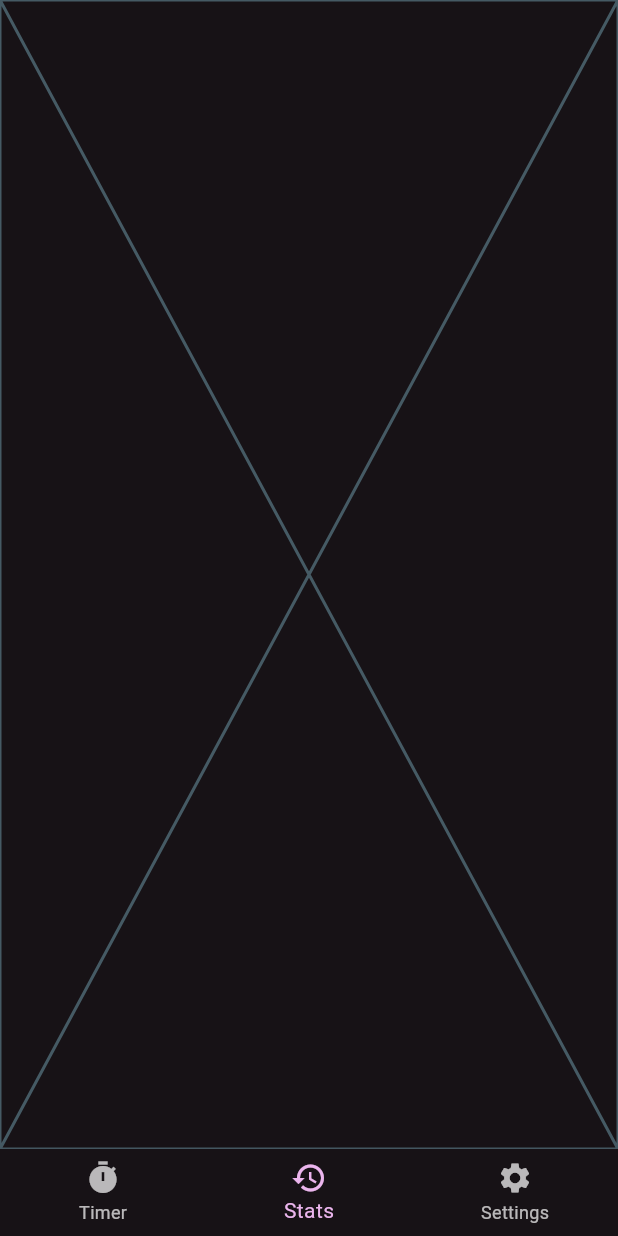
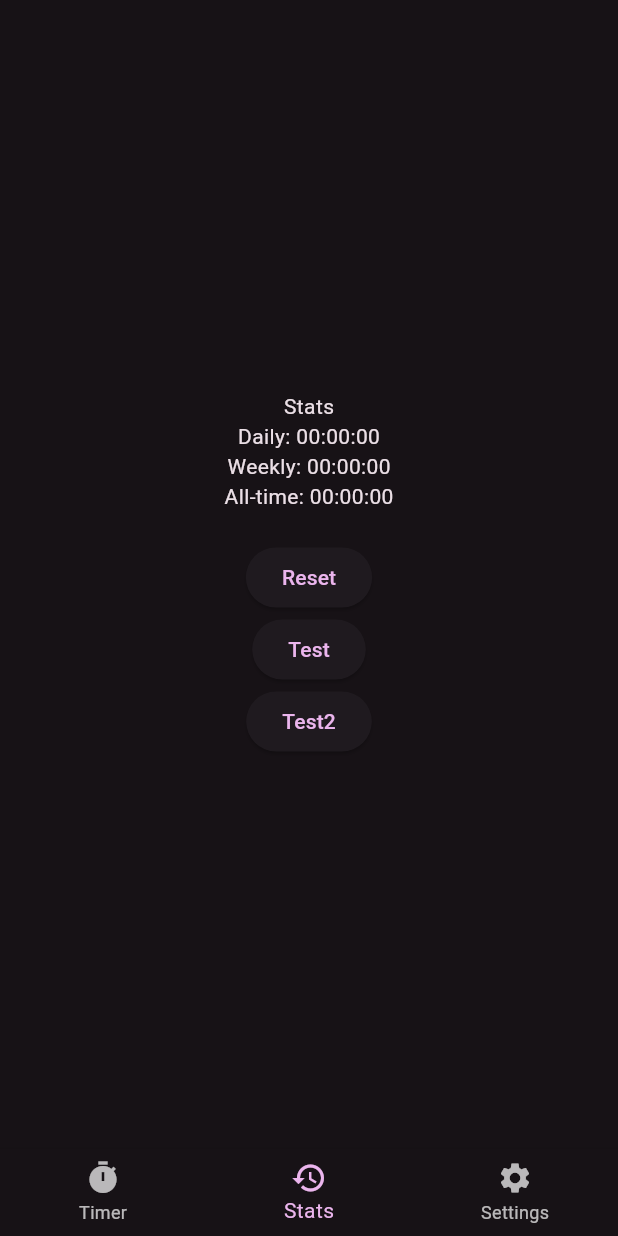
Before and after one commit to bepnos/Focuser, a Flutter app: the screen it shows after launch, item 2 of the bottom bar chosen, on a phone screen of 412 x 824 dp. Run offline on Flutter 3.47's test engine with Material 2 defaults, Android fonts, the phone set to English and light mode, and no system bars; our stand-ins replace shared_preferences.

Commit message:
very barebones stats page finished

```diff
--- a/lib/main.dart
+++ b/lib/main.dart
@@ -2,9 +2,18 @@ import 'dart:async';
 
 import 'package:flutter/material.dart';
 import "timer_page.dart";
+import "stats_page.dart";
+import 'package:shared_preferences/shared_preferences.dart';
+import 'package:provider/provider.dart';
+import 'package:focuser/study_data.dart';
 
 void main() {
-  runApp(const MyApp());
+  runApp(
+    ChangeNotifierProvider(
+      create: (context) => StudyData(),
+      child: MyApp(),
+    ),
+  );
 }
 
 class MyApp extends StatelessWidget {
@@ -23,58 +32,16 @@ class MyApp extends StatelessWidget {
   }
 }
 
-class MyHomePage extends StatefulWidget {
+class MyHomePage extends StatelessWidget {
   const MyHomePage({super.key, required this.title});
   final String title;
-  @override
-  State<MyHomePage> createState() => MyHomePageState();
-}
-
-class MyHomePageState extends State<MyHomePage> {
-  bool counting = false;
-  Stopwatch stopwatch = Stopwatch();
-  late Timer _internalTimer;
-  var selectedIndex = 0;
-
-  void controlButtonPressed(String action) {
-    switch (action) {
-      case "start":
-        if (!stopwatch.isRunning) {
-          stopwatch.start();
-          setState(() {});
-          _internalTimer = Timer.periodic(const Duration(seconds: 1), (timer) {
-            setState(() {});
-          });
-        }
-        break;
-      case "pause":
-        if (stopwatch.isRunning) {
-          stopwatch.stop();
-          _internalTimer.cancel();
-          setState(() {});
-        }
-        break;
-      case "reset":
-        stopwatch.stop();
-        stopwatch.reset();
-        _internalTimer.cancel();
-        setState(() {});
-        break;
-    }
-  }
-
-  void onItemTapped(int index) {
-    setState(() {
-      selectedIndex = index;
-    });
-  }
 
   @override
   Widget build(BuildContext context) {
-    Widget page = switch (selectedIndex) {
-      0 =>
-        TimerPage(stopwatch: stopwatch, onButtonPressed: controlButtonPressed),
-      1 => Placeholder(),
+    var studyData = Provider.of<StudyData>(context);
+    Widget page = switch (studyData.pageIndex) {
+      0 => TimerPage(),
+      1 => StatsPage(),
       2 => Placeholder(),
       _ => Placeholder(),
     };
@@ -87,9 +54,9 @@ class MyHomePageState extends State<MyHomePage> {
           BottomNavigationBarItem(
               icon: Icon(Icons.settings), label: 'Settings'),
         ],
-        currentIndex: selectedIndex,
+        currentIndex: studyData.pageIndex,
         selectedItemColor: Theme.of(context).colorScheme.primary,
-        onTap: onItemTapped,
+        onTap: (index) => studyData.changePage(index),
       ),
     );
   }
--- /dev/null
+++ b/lib/stats_page.dart
@@ -0,0 +1,45 @@
+import 'package:provider/provider.dart';
+import 'package:focuser/study_data.dart';
+
+import 'package:flutter/material.dart';
+
+class StatsPage extends StatelessWidget {
+  const StatsPage({
+    super.key,
+  });
+
+  @override
+  Widget build(BuildContext context) {
+    var studyData = Provider.of<StudyData>(context);
+    return Center(
+      child: Column(
+        mainAxisAlignment: MainAxisAlignment.center,
+        children: [
+          const Text("Stats"),
+          Text("Daily: ${studyData.getTimeDaily()}"),
+          Text("Weekly: ${studyData.getTimeWeekly()}"),
+          Text("All-time: ${studyData.getTimeAll()}"),
+          const SizedBox(
+            height: 20,
+          ),
+          ElevatedButton(
+            onPressed: () {
+              studyData.deleteStats();
+            },
+            child: const Text("Reset"),
+          ),
+          ElevatedButton(
+              onPressed: () {
+                studyData.testMethod();
+              },
+              child: const Text("Test")),
+          ElevatedButton(
+              onPressed: () {
+                studyData.testMethod2();
+              },
+              child: const Text("Test2"))
+        ],
+      ),
+    );
+  }
+}
--- /dev/null
+++ b/lib/study_data.dart
@@ -0,0 +1,143 @@
+import 'package:shared_preferences/shared_preferences.dart';
+import 'package:flutter/material.dart';
+import "dart:async";
+import "dart:convert";
+
+class StudyData extends ChangeNotifier {
+  late SharedPreferences prefs;
+  Stopwatch stopwatch = Stopwatch();
+  late Timer internalTimer;
+  bool counting = false;
+  int pageIndex = 0;
+
+  // general format of stats:
+  // [
+  //  { "date": "2021-09-01", "time": 1234 },
+  // ]
+  List<Map<String, dynamic>> stats = [];
+
+  Stopwatch get getStopwatch => stopwatch;
+  SharedPreferences get getPrefs => prefs;
+
+  StudyData() {
+    init();
+  }
+
+  void init() {
+    SharedPreferences.getInstance().then((prefs) {
+      this.prefs = prefs;
+      loadStats();
+      notifyListeners();
+    });
+  }
+
+  void testMethod() {
+    print("$stats");
+    Map<String, dynamic> newSession = {"date": "2023-09-01", "time": 1234};
+    stats.add(newSession);
+    notifyListeners();
+  }
+
+  void testMethod2() {
+    Map<String, dynamic> newSession = {"date": "2023-08-01", "time": 2000};
+    stats.add(newSession);
+    notifyListeners();
+  }
+
+  void loadStats() {
+    String? jsonString = prefs.getString("stats");
+    if (jsonString != null) {
+      stats = List<Map<String, dynamic>>.from(jsonDecode(jsonString));
+    }
+  }
+
+  void changePage(int index) {
+    pageIndex = index;
+    notifyListeners();
+  }
+
+  void controlButtonPressed(String action) {
+    switch (action) {
+      case "start":
+        if (!stopwatch.isRunning) {
+          stopwatch.start();
+          notifyListeners();
+          internalTimer = Timer.periodic(const Duration(seconds: 1), (timer) {
+            notifyListeners();
+          });
+        }
+        break;
+      case "pause":
+        if (stopwatch.isRunning) {
+          stopwatch.stop();
+          internalTimer.cancel();
+          notifyListeners();
+        }
+        break;
+      case "reset":
+        updateStats(stopwatch.elapsed.inSeconds);
+        stopwatch.stop();
+        stopwatch.reset();
+        internalTimer.cancel();
+        notifyListeners();
+        break;
+    }
+  }
+
+  // notify already called in controlButtonPressed()
+  void updateStats(int elapsedSeconds) {
+    String today = DateTime.now().toString().substring(0, 10);
+    int time = elapsedSeconds;
+    Map<String, dynamic> newSession = {"date": today, "time": time};
+    stats.add(newSession);
+    prefs.setString("stats", jsonEncode(stats));
+  }
+
+  void deleteStats() {
+    stats = [];
+    prefs.setString("stats", jsonEncode(stats));
+    notifyListeners();
+  }
+
+  String getTimeDaily() {
+    String today = DateTime.now().toString().substring(0, 10);
+    int totalSeconds = 0;
+    for (int i = 0; i < stats.length; i++) {
+      if (stats[i]["date"] == today) {
+        totalSeconds += int.parse(stats[i]["time"].toString());
+      }
+    }
+    int hours = totalSeconds ~/ 3600;
+    int minutes = (totalSeconds % 3600) ~/ 60;
+    int seconds = totalSeconds % 60;
+    return "${hours.toString().padLeft(2, '0')}:${minutes.toString().padLeft(2, '0')}:${seconds.toString().padLeft(2, '0')}";
+  }
+
+  String getTimeWeekly() {
+    DateTime today = DateTime.now();
+    DateTime lastWeek = today.subtract(const Duration(days: 7));
+    int totalSeconds = 0;
+
+    for (int i = 0; i < stats.length; i++) {
+      DateTime date = DateTime.parse(stats[i]["date"]);
+      if (date.isAfter(lastWeek)) {
+        totalSeconds += int.parse(stats[i]["time"].toString());
+      }
+    }
+    int hours = totalSeconds ~/ 3600;
+    int minutes = (totalSeconds % 3600) ~/ 60;
+    int seconds = totalSeconds % 60;
+    return "${hours.toString().padLeft(2, '0')}:${minutes.toString().padLeft(2, '0')}:${seconds.toString().padLeft(2, '0')}";
+  }
+
+  String getTimeAll() {
+    int totalSeconds = 0;
+    for (int i = 0; i < stats.length; i++) {
+      totalSeconds += int.parse(stats[i]["time"].toString());
+    }
+    int hours = totalSeconds ~/ 3600;
+    int minutes = (totalSeconds % 3600) ~/ 60;
+    int seconds = totalSeconds % 60;
+    return "${hours.toString().padLeft(2, '0')}:${minutes.toString().padLeft(2, '0')}:${seconds.toString().padLeft(2, '0')}";
+  }
+}
--- a/pubspec.yaml
+++ b/pubspec.yaml
@@ -30,6 +30,8 @@ environment:
 dependencies:
   flutter:
     sdk: flutter
+  shared_preferences:
+  provider:
 
 
   # The following adds the Cupertino Icons font to your application.
```
Also changed, not shown: lib/timer_page.dart (+12 -12 lines), pubspec.lock, 1 other file.
